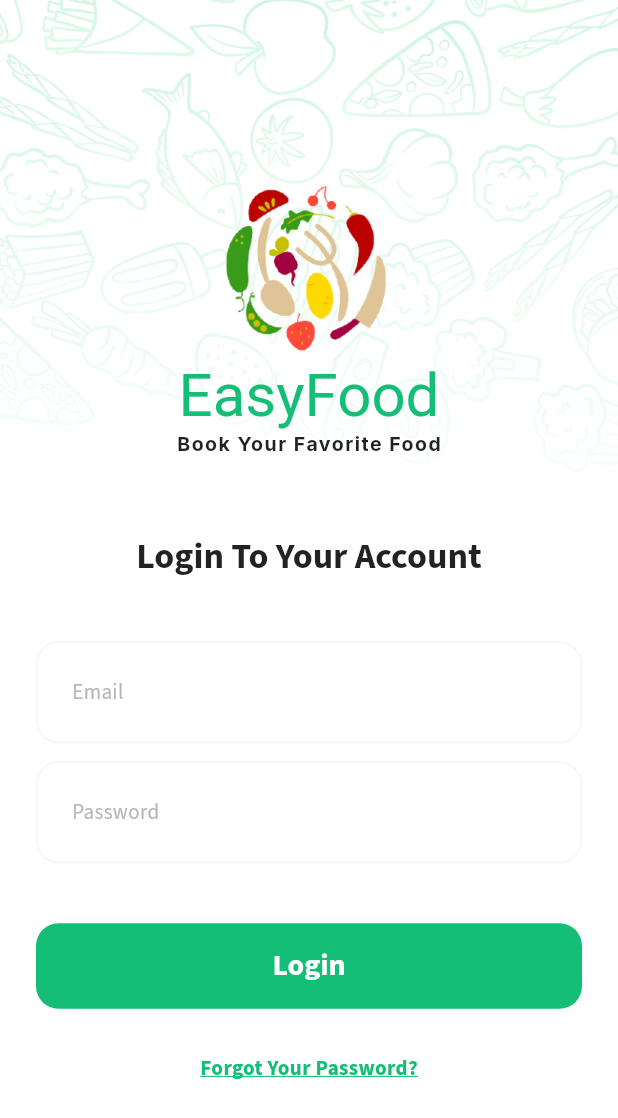
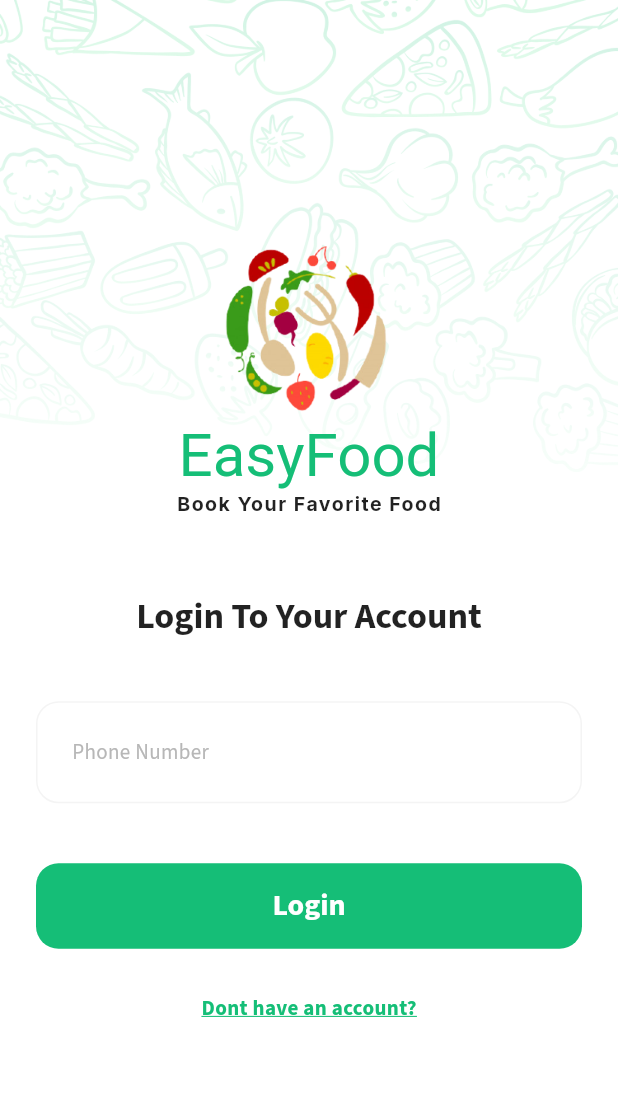
Before and after one commit to adityamputra27/easyfood, a Flutter app: the screen it shows after launch, on a phone screen of 412 x 824 dp. Shown: the top 1118 px of the screen. Run offline on Flutter 3.47's test engine with Material 2 defaults, Android fonts, the light colour scheme and no system bars; our stand-ins replace google_fonts; Roboto replaces fonts that are missing (Viga).

Commit message:
fix login page

```diff
--- a/lib/login_page.dart
+++ b/lib/login_page.dart
@@ -64,38 +64,10 @@ class LoginPage extends StatelessWidget {
                   ),
                   TextFormField(
                     decoration: InputDecoration(
-                      hintText: 'Email',
+                      hintText: 'Phone Number',
                       hintStyle: GoogleFonts.sourceSansPro(
                         fontSize: 14,
-                        color: Color.fromARGB(255, 183, 183, 183),
-                        letterSpacing: 0.25,
-                      ),
-                      focusedBorder: OutlineInputBorder(
-                        borderRadius: BorderRadius.circular(15),
-                        borderSide: const BorderSide(
-                          color: Color(0xffF4F4F4),
-                          width: 1,
-                        ),
-                      ),
-                      enabledBorder: OutlineInputBorder(
-                        borderRadius: BorderRadius.circular(15),
-                        borderSide: const BorderSide(
-                          color: Color(0xffF4F4F4),
-                          width: 1,
-                        ),
-                      ),
-                      contentPadding: const EdgeInsets.all(24),
-                    ),
-                  ),
-                  const SizedBox(
-                    height: 12,
-                  ),
-                  TextFormField(
-                    decoration: InputDecoration(
-                      hintText: 'Password',
-                      hintStyle: GoogleFonts.sourceSansPro(
-                        fontSize: 14,
-                        color: Color.fromARGB(255, 183, 183, 183),
+                        color: const Color.fromARGB(255, 183, 183, 183),
                         letterSpacing: 0.25,
                       ),
                       focusedBorder: OutlineInputBorder(
@@ -144,7 +116,7 @@ class LoginPage extends StatelessWidget {
                     height: 30,
                   ),
                   Text(
-                    'Forgot Your Password?',
+                    'Dont have an account?',
                     style: GoogleFonts.sourceSansPro(
                       fontSize: 14,
                       fontWeight: FontWeight.w700,
```
